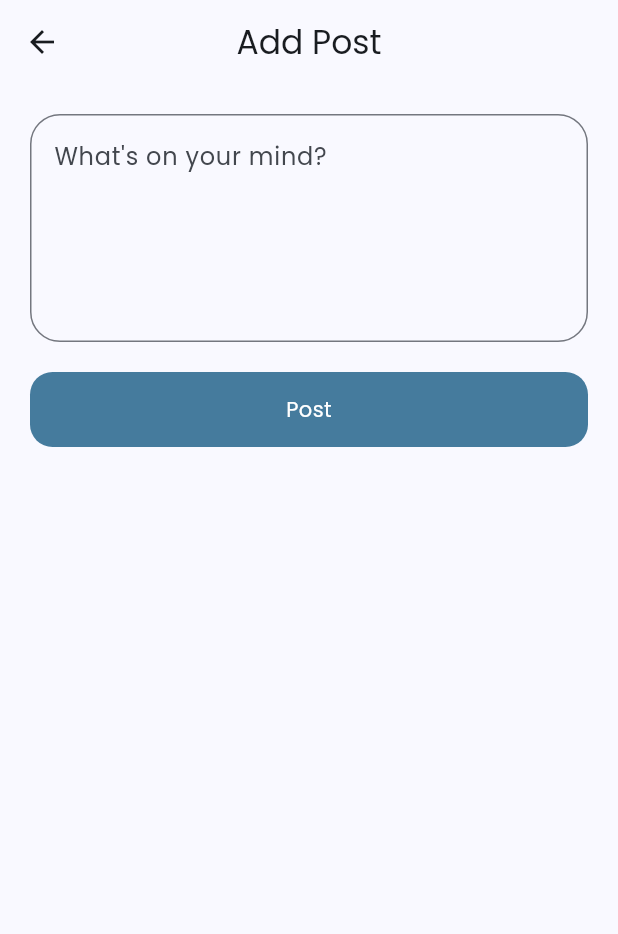
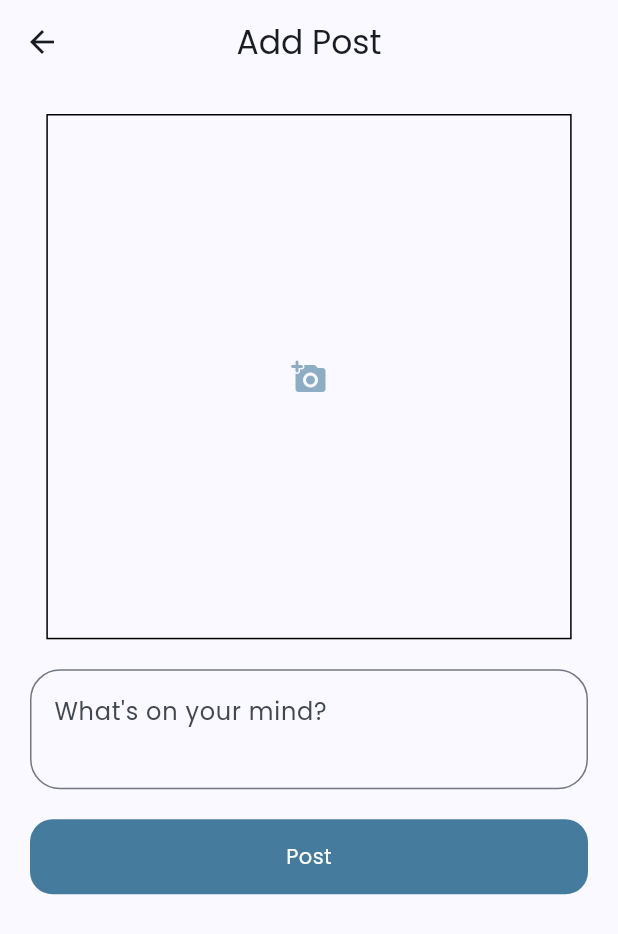
Before and after one commit to Abdullah-319/fire_app, a Flutter app: the AddPost screen opened directly, on a phone screen of 412 x 824 dp. Shown: the top 934 px of the screen. Run offline on Flutter 3.47's test engine with Material 3 defaults, Android fonts, the phone set to English and light mode, and no system bars; our stand-ins replace cloud_firestore, firebase_auth, firebase_core, firebase_database, fluttertoast, google_fonts and 1 more; accounts and stored records are empty.

Commit message:
add_photo ui update

```diff
--- a/lib/ui/posts/add_post.dart
+++ b/lib/ui/posts/add_post.dart
@@ -69,7 +69,9 @@ class _AddPostState extends State<AddPost> {
         centerTitle: true,
         title: const Text("Add Post"),
       ),
-      body: Container(
+      body: SingleChildScrollView(
+        child: Container(
+          height: MediaQuery.of(context).size.height * 0.8,
           padding: const EdgeInsets.symmetric(horizontal: 20),
           child: Column(
             children: [
@@ -78,13 +80,29 @@ class _AddPostState extends State<AddPost> {
                 child: Column(
                   children: [
                     const SizedBox(height: 20),
+                    Container(
+                      height: MediaQuery.of(context).size.width * 0.85,
+                      width: MediaQuery.of(context).size.width * 0.85,
+                      decoration: BoxDecoration(
+                        border: Border.all(),
+                      ),
+                      child: Icon(
+                        Icons.add_a_photo_rounded,
+                        color: Theme.of(context)
+                            .colorScheme
+                            .primary
+                            .withOpacity(0.6),
+                      ),
+                    ),
+                    const SizedBox(height: 20),
                     TextFormField(
-                    maxLines: 5,
+                      maxLines: 2,
                       controller: postController,
                       decoration: const InputDecoration(
                         hintText: "What's on your mind?",
                         border: OutlineInputBorder(
-                          borderRadius: BorderRadius.all(Radius.circular(20))),
+                            borderRadius:
+                                BorderRadius.all(Radius.circular(20))),
                       ),
                     ),
                     const SizedBox(height: 20),
@@ -101,6 +119,7 @@ class _AddPostState extends State<AddPost> {
             ],
           ),
         ),
+      ),
     );
   }
 }
--- a/lib/ui/posts/post_screen.dart
+++ b/lib/ui/posts/post_screen.dart
@@ -162,7 +162,8 @@ class _PostScreenState extends State<PostScreen> {
                                 child: const ListTile(
                                   leading: Icon(Icons.delete),
                                   title: Text('Delete'),
-                                  )),
+                                ),
+                              ),
                             ],
                           ),
                         );
```
Lines whose indentation alone changed are shown as unchanged.
